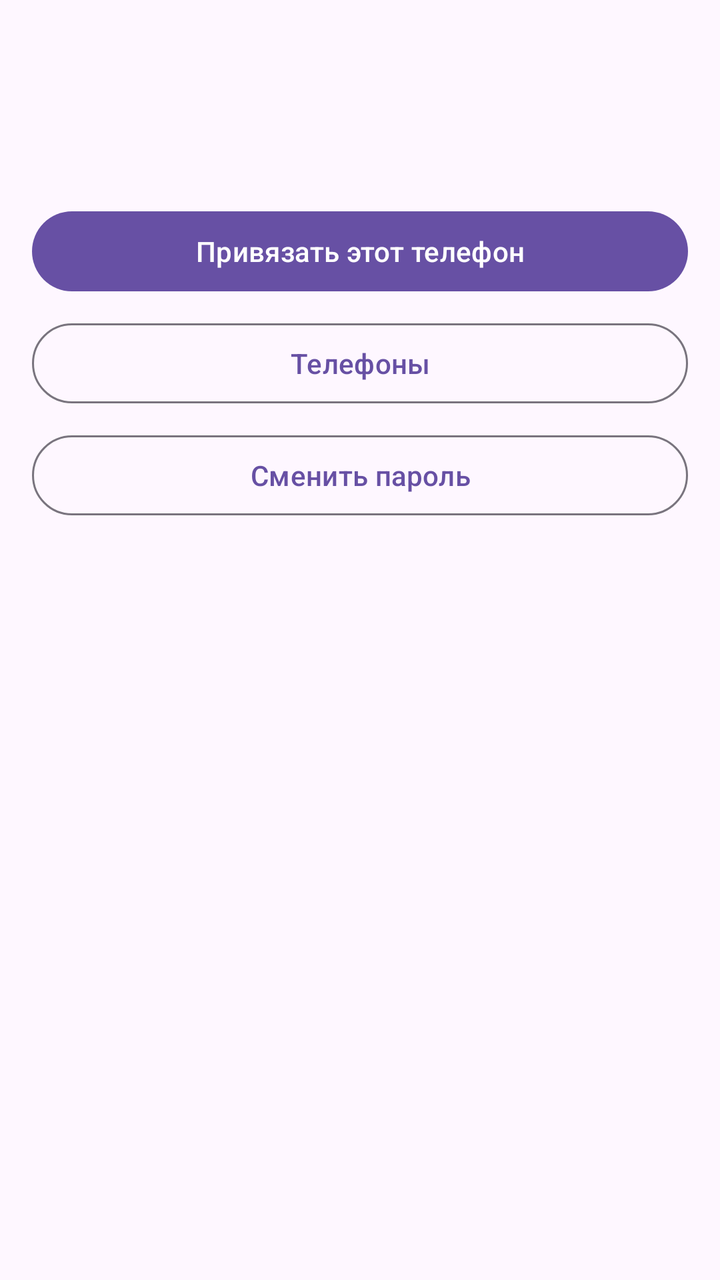
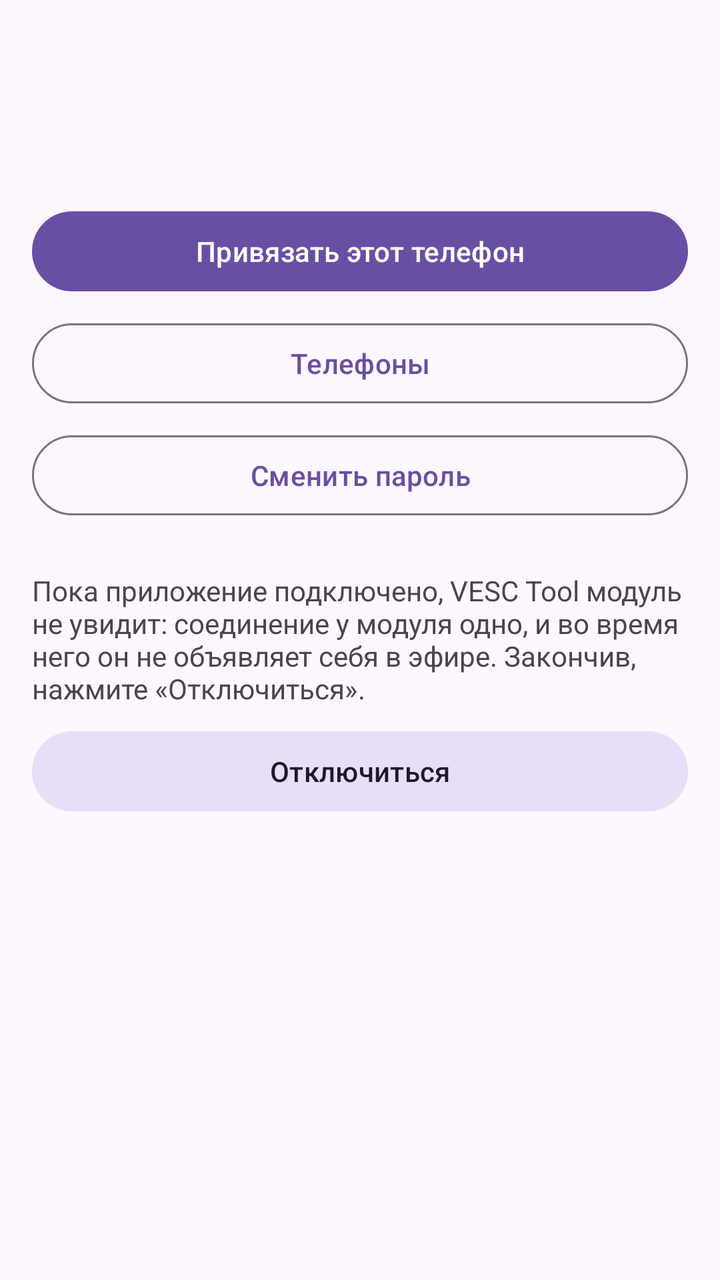

Before-and-after screenshots of an Android layout around one commit, followed by the original layout XML and the change that was made.
<!-- AndroidManifest.xml: application theme Theme.VescBle -->
<!-- res/layout/fragment_home.xml -->
<?xml version="1.0" encoding="utf-8"?>
<ScrollView xmlns:android="http://schemas.android.com/apk/res/android"
    android:layout_width="match_parent"
    android:layout_height="match_parent">

    <LinearLayout
        android:layout_width="match_parent"
        android:layout_height="wrap_content"
        android:orientation="vertical"
        android:padding="16dp">

        <TextView
            android:id="@+id/name"
            android:layout_width="match_parent"
            android:layout_height="wrap_content"
            android:textSize="22sp"
            android:textStyle="bold" />

        <TextView
            android:id="@+id/state"
            android:layout_width="match_parent"
            android:layout_height="wrap_content"
            android:layout_marginTop="12dp"
            android:textSize="15sp" />

        <com.google.android.material.button.MaterialButton
            android:id="@+id/bind"
            android:layout_width="match_parent"
            android:layout_height="wrap_content"
            android:layout_marginTop="24dp"
            android:text="@string/home_bind" />

        <com.google.android.material.button.MaterialButton
            android:id="@+id/phones"
            style="@style/Widget.Material3.Button.OutlinedButton"
            android:layout_width="match_parent"
            android:layout_height="wrap_content"
            android:layout_marginTop="8dp"
            android:text="@string/home_phones" />

        <com.google.android.material.button.MaterialButton
            android:id="@+id/password"
            style="@style/Widget.Material3.Button.OutlinedButton"
            android:layout_width="match_parent"
            android:layout_height="wrap_content"
            android:layout_marginTop="8dp"
            android:text="@string/home_password" />
    </LinearLayout>
</ScrollView>
<!-- resources referenced by this layout -->
<resources>
  <string name="home_bind">Привязать этот телефон</string>
  <string name="home_password">Сменить пароль</string>
  <string name="home_phones">Телефоны</string>
  <style name="Theme.VescBle" parent="Theme.Material3.DayNight.NoActionBar" />
</resources>

<!-- the commit's change to res/layout/fragment_home.xml (unified diff, before → after) -->
@@ -45,5 +45,20 @@
             android:layout_height="wrap_content"
             android:layout_marginTop="8dp"
             android:text="@string/home_password" />
+
+        <TextView
+            android:layout_width="match_parent"
+            android:layout_height="wrap_content"
+            android:layout_marginTop="24dp"
+            android:text="@string/home_single_note"
+            android:textSize="14sp" />
+
+        <com.google.android.material.button.MaterialButton
+            android:id="@+id/disconnect"
+            style="@style/Widget.Material3.Button.TonalButton"
+            android:layout_width="match_parent"
+            android:layout_height="wrap_content"
+            android:layout_marginTop="8dp"
+            android:text="@string/home_disconnect" />
     </LinearLayout>
 </ScrollView>
<!-- resource entries referenced after the edit -->
@@ -1,8 +1,10 @@
 <!-- resources referenced by this layout -->
 <resources>
   <string name="home_bind">Привязать этот телефон</string>
+  <string name="home_disconnect">Отключиться</string>
   <string name="home_password">Сменить пароль</string>
   <string name="home_phones">Телефоны</string>
+  <string name="home_single_note">Пока приложение подключено, VESC Tool модуль не увидит: соединение у модуля одно, и во время него он не объявляет себя в эфире. Закончив, нажмите «Отключиться».</string>
   <style name="Theme.VescBle" parent="Theme.Material3.DayNight.NoActionBar" />
 </resources>
 
